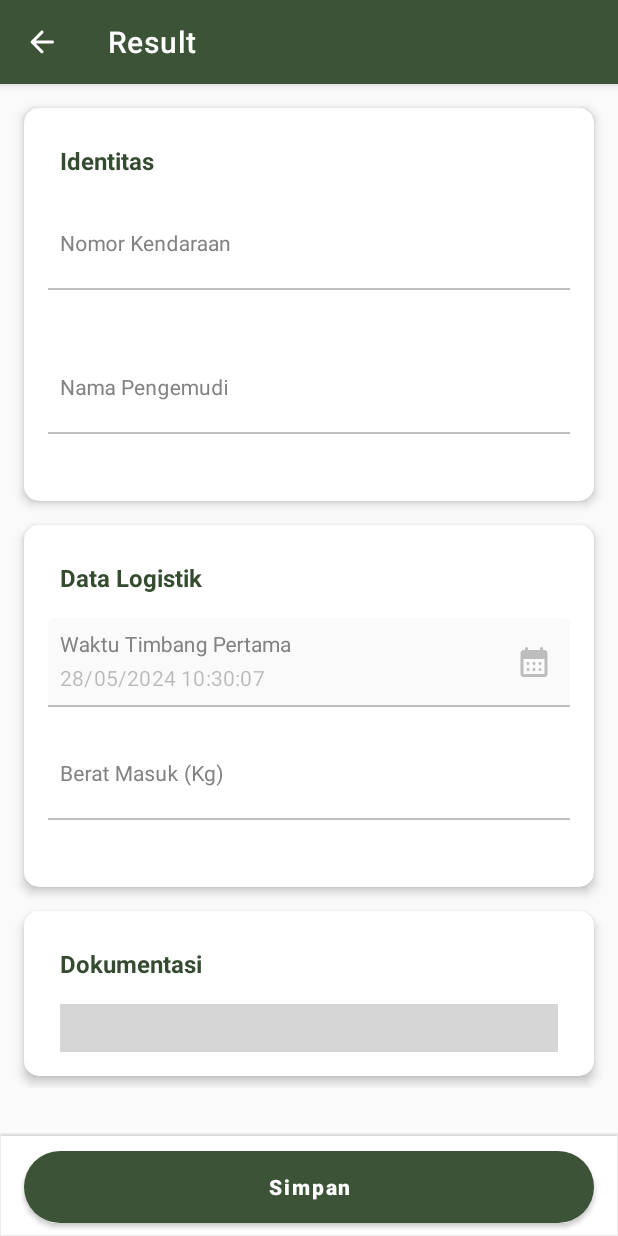
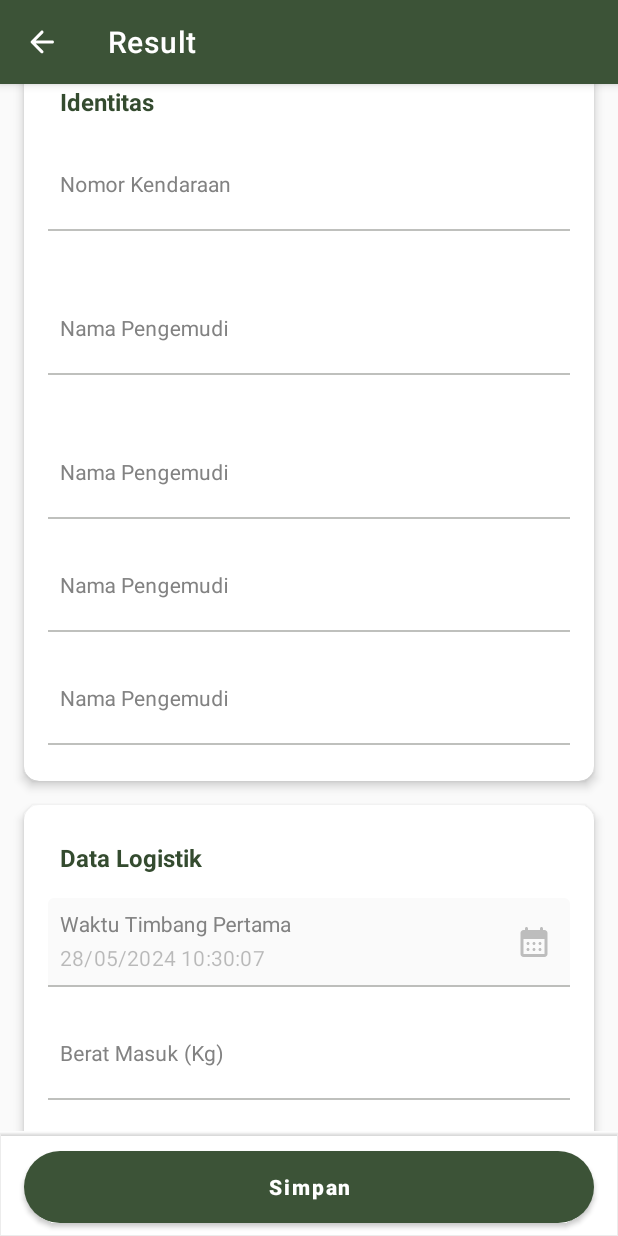
Before and after one commit to blanccone/sawitpro_weighbridge, an Android app: the EFormWeighmentActivity screen opened directly, with no data from a screen before it, after a tap on "Simpan", on a phone screen of 412 x 824 dp. Run offline under Robolectric (Android 15) with nearby library versions, the phone set to English and light mode, and no system bars; our stand-ins replace Dagger/Hilt's generated code, Firebase (no records; nobody signed in at launch, a user with empty details on screens opened directly), Room's generated code; libraries missing offline, so code that uses them is left out: com.hadilq.liveevent; 17 statements that could not run were skipped; grey boxes are pictures that could not be loaded.

Commit message:
update project

```diff
--- a/app/src/main/res/layout/activity_eform_weighment.xml
+++ b/app/src/main/res/layout/activity_eform_weighment.xml
@@ -111,6 +111,72 @@
                             android:digits="abcdefghijklmnopqrstuvwxyz ABCDEFGHIJKLMNOPQRSTUVWXYZ"
                             android:inputType="textCapWords"
                             android:imeOptions="actionDone"
+                            android:maxLength="50"
+                            android:maxLines="1"/>
+
+                    </com.google.android.material.textfield.TextInputLayout>
+
+                    <com.google.android.material.textfield.TextInputLayout
+                        android:id="@+id/til_angka1"
+                        style="@style/MainTextInputLayout"
+                        android:layout_width="match_parent"
+                        android:layout_height="wrap_content"
+                        android:layout_marginHorizontal="4dp"
+                        android:layout_marginBottom="8dp"
+                        android:hint="Nama Pengemudi">
+
+                        <com.google.android.material.textfield.TextInputEditText
+                            android:id="@+id/et_angka1"
+                            style="@style/MainEditText"
+                            android:layout_width="match_parent"
+                            android:layout_height="wrap_content"
+                            android:paddingStart="8dp"
+                            android:paddingEnd="0dp"
+                            android:inputType="number"
+                            android:maxLength="50"
+                            android:maxLines="1"/>
+
+                    </com.google.android.material.textfield.TextInputLayout>
+
+                    <com.google.android.material.textfield.TextInputLayout
+                        android:id="@+id/til_angka2"
+                        style="@style/MainTextInputLayout"
+                        android:layout_width="match_parent"
+                        android:layout_height="wrap_content"
+                        android:layout_marginHorizontal="4dp"
+                        android:layout_marginBottom="8dp"
+                        android:hint="Nama Pengemudi">
+
+                        <com.google.android.material.textfield.TextInputEditText
+                            android:id="@+id/et_angka2"
+                            style="@style/MainEditText"
+                            android:layout_width="match_parent"
+                            android:layout_height="wrap_content"
+                            android:paddingStart="8dp"
+                            android:paddingEnd="0dp"
+                            android:inputType="number"
+                            android:maxLength="50"
+                            android:maxLines="1"/>
+
+                    </com.google.android.material.textfield.TextInputLayout>
+
+                    <com.google.android.material.textfield.TextInputLayout
+                        android:id="@+id/til_angka3"
+                        style="@style/MainTextInputLayout"
+                        android:layout_width="match_parent"
+                        android:layout_height="wrap_content"
+                        android:layout_marginHorizontal="4dp"
+                        android:layout_marginBottom="8dp"
+                        android:hint="Nama Pengemudi">
+
+                        <com.google.android.material.textfield.TextInputEditText
+                            android:id="@+id/et_angka3"
+                            style="@style/MainEditText"
+                            android:layout_width="match_parent"
+                            android:layout_height="wrap_content"
+                            android:paddingStart="8dp"
+                            android:paddingEnd="0dp"
+                            android:inputType="number"
                             android:maxLength="50"
                             android:maxLines="1"/>
 
```
Also changed, not shown: app/src/main/java/com/blanccone/sawitproweighbridge/ui/activity/EFormWeighmentActivity.kt (+42 -1 lines), app/src/main/java/com/blanccone/sawitproweighbridge/util/Const.kt (+25 -0 lines), app/src/main/java/com/blanccone/sawitproweighbridge/util/TestWatcher.kt (added, +60 -0 lines).
